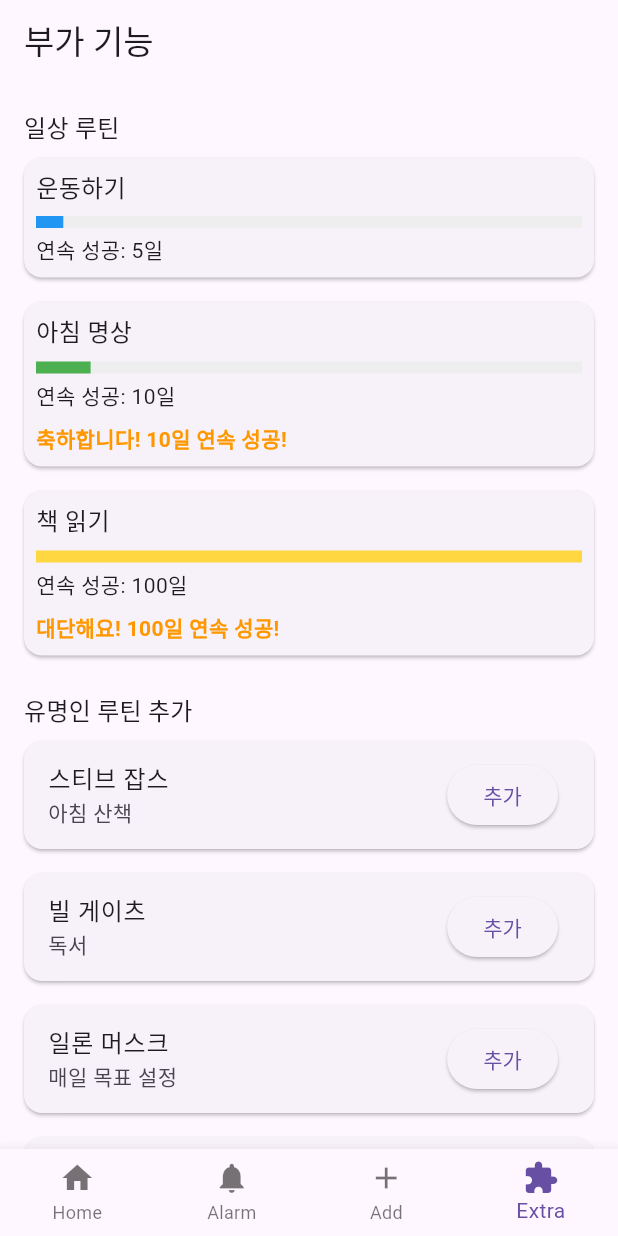
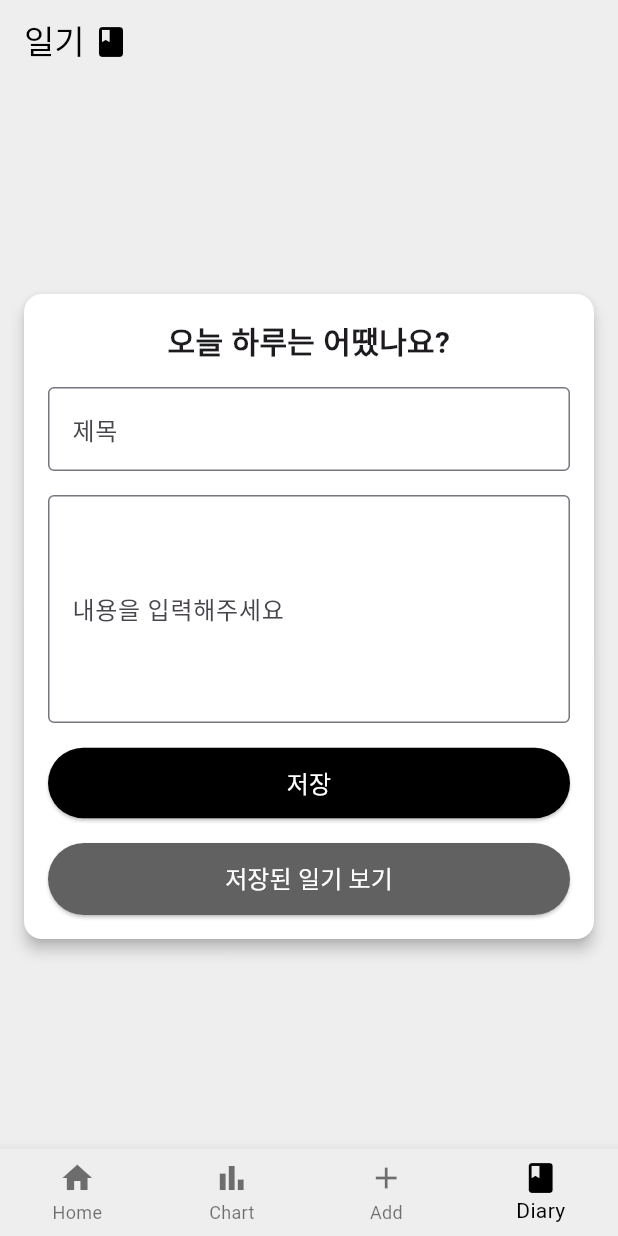
Before and after one commit to to-do-list-8/main, a Flutter app: the MainScreen screen opened directly, item 4 of the bottom bar chosen, on a phone screen of 412 x 824 dp. Run offline on Flutter 3.47's test engine with Material 3 defaults, Android fonts, the phone set to English and light mode, and no system bars; our stand-ins replace cloud_firestore, firebase_auth, firebase_core, lottie, table_calendar; accounts and stored records are empty; Roboto replaces fonts that are missing (CustomFont).

Commit message:
1. extra_screen.dart를 diary_screen.dart로 수정하고 일기를 작성하는 화면으로 변경 2. main_screen.dart에 일기 화면 import 추가하고 네비게이션바에서 색상 변경 3. saved_diaries.dart 파일 작성하고 저장된 일기를 보도록 설정

```diff
--- /dev/null
+++ b/lib/screens/diary_screen.dart
@@ -0,0 +1,140 @@
+import 'package:flutter/material.dart';
+import 'package:cloud_firestore/cloud_firestore.dart';
+import 'saved_diaries_screen.dart'; // 새로 생성한 화면의 경로
+
+class DiaryScreen extends StatefulWidget {
+  @override
+  _DiaryScreenState createState() => _DiaryScreenState();
+}
+
+class _DiaryScreenState extends State<DiaryScreen> {
+  final TextEditingController _titleController = TextEditingController();
+  final TextEditingController _contentController = TextEditingController();
+
+  final FirebaseFirestore _firestore = FirebaseFirestore.instance;
+
+  // Firestore에 새 일기 추가
+  Future<void> _addDiary() async {
+    if (_titleController.text.isNotEmpty && _contentController.text.isNotEmpty) {
+      try {
+        await _firestore.collection('diary').add({
+          'name': _titleController.text,
+          'text': _contentController.text,
+          'date': DateTime.now().toIso8601String(),
+        });
+        ScaffoldMessenger.of(context).showSnackBar(
+          SnackBar(content: Text('일기가 저장되었습니다!')),
+        );
+        _titleController.clear();
+        _contentController.clear();
+      } catch (e) {
+        ScaffoldMessenger.of(context).showSnackBar(
+          SnackBar(content: Text('저장 실패: $e')),
+        );
+      }
+    } else {
+      ScaffoldMessenger.of(context).showSnackBar(
+        SnackBar(content: Text('제목과 내용을 입력해주세요.')),
+      );
+    }
+  }
+
+  @override
+  Widget build(BuildContext context) {
+    return Scaffold(
+      backgroundColor: Colors.grey[200], // 화면 전체 배경을 회색으로 설정
+      appBar: AppBar(
+        backgroundColor: Colors.grey[200], // 상단바 배경색 회색으로 설정
+        elevation: 0, // 그림자 제거
+        title: Row(
+          children: [
+            Text(
+              '일기 ',
+              style: TextStyle(color: Colors.black), // 텍스트 색상 검정으로 설정
+            ),
+            Icon(Icons.book, color: Colors.black), // 아이콘 색상 검정으로 설정
+          ],
+        ),
+        centerTitle: true, // 제목 중앙 정렬
+      ),
+      body: Center(
+        child: SingleChildScrollView(
+          child: Card(
+            color: Colors.white,
+            margin: EdgeInsets.symmetric(horizontal: 16.0),
+            elevation: 4,
+            shape: RoundedRectangleBorder(
+              borderRadius: BorderRadius.circular(12),
+            ),
+            child: Padding(
+              padding: const EdgeInsets.all(16.0),
+              child: Column(
+                crossAxisAlignment: CrossAxisAlignment.stretch,
+                children: [
+                  Text(
+                    '오늘 하루는 어땠나요?',
+                    textAlign: TextAlign.center,
+                    style: TextStyle(
+                      fontSize: 20,
+                      fontWeight: FontWeight.bold,
+                    ),
+                  ),
+                  SizedBox(height: 16),
+                  TextField(
+                    controller: _titleController,
+                    decoration: InputDecoration(
+                      labelText: '제목',
+                      border: OutlineInputBorder(),
+                    ),
+                  ),
+                  SizedBox(height: 16),
+                  TextField(
+                    controller: _contentController,
+                    maxLines: 5,
+                    decoration: InputDecoration(
+                      labelText: '내용을 입력해주세요',
+                      border: OutlineInputBorder(),
+                    ),
+                  ),
+                  SizedBox(height: 16),
+                  ElevatedButton(
+                    onPressed: _addDiary,
+                    style: ElevatedButton.styleFrom(
+                      backgroundColor: Colors.black,
+                      padding: EdgeInsets.symmetric(vertical: 12),
+                    ),
+                    child: Text('저장',
+                        style: TextStyle(
+                            fontSize: 16,
+                            color: Colors.white)),
+                  ),
+                  SizedBox(height: 16),
+                  ElevatedButton(
+                    onPressed: () {
+                      // Navigator를 사용해 SavedDiariesScreen으로 이동
+                      Navigator.push(
+                        context,
+                        MaterialPageRoute(
+                          builder: (context) => SavedDiariesScreen(),
+                        ),
+                      );
+                    },
+                    style: ElevatedButton.styleFrom(
+                      backgroundColor: Colors.grey[700],
+                      padding: EdgeInsets.symmetric(vertical: 12),
+                    ),
+                    child: Text('저장된 일기 보기',
+                        style: TextStyle(
+                            fontSize: 16,
+                            color: Colors.white)),
+                  ),
+                ],
+              ),
+            ),
+          ),
+        ),
+      ),
+      //backgroundColor: Colors.grey[200],
+    );
+  }
+}
--- a/lib/screens/extra_screen.dart
+++ /dev/null
@@ -1,205 +0,0 @@
-import 'package:flutter/material.dart';
-
-class ExtraScreen extends StatelessWidget {
-  final List<String> dailyRoutines = ['운동하기', '아침 명상', '책 읽기'];
-  final Map<String, int> routineStreak = {'운동하기': 5, '아침 명상': 10, '책 읽기': 100};
-  final List<Map<String, String>> famousRoutines = [
-    {'name': '스티브 잡스', 'routine': '아침 산책'},
-    {'name': '빌 게이츠', 'routine': '독서'},
-    {'name': '일론 머스크', 'routine': '매일 목표 설정'},
-    {'name': '오프라 윈프리', 'routine': '명상'},
-  ];
-
-  void _addFamousRoutine(BuildContext context, String routine) {
-    showDialog(
-      context: context,
-      builder: (context) {
-        return AlertDialog(
-          title: Text('루틴 추가'),
-          content: Text('\'$routine\'을(를) 내 루틴에 추가하시겠습니까?'),
-          actions: [
-            TextButton(
-              onPressed: () => Navigator.pop(context),
-              child: Text('취소'),
-            ),
-            TextButton(
-              onPressed: () {
-                Navigator.pop(context);
-                ScaffoldMessenger.of(context).showSnackBar(
-                  SnackBar(content: Text('\'$routine\'이(가) 추가되었습니다!')),
-                );
-              },
-              child: Text('추가'),
-            ),
-          ],
-        );
-      },
-    );
-  }
-
-  void _writeDiary(BuildContext context) {
-    showDialog(
-      context: context,
-      builder: (context) {
-        TextEditingController diaryController = TextEditingController();
-        return AlertDialog(
-          title: Text('일기 쓰기'),
-          content: TextField(
-            controller: diaryController,
-            maxLines: 5,
-            decoration: InputDecoration(
-              border: OutlineInputBorder(),
-              hintText: '오늘의 일기를 작성하세요...',
-            ),
-          ),
-          actions: [
-            TextButton(
-              onPressed: () => Navigator.pop(context),
-              child: Text('취소'),
-            ),
-            TextButton(
-              onPressed: () {
-                Navigator.pop(context);
-                ScaffoldMessenger.of(context).showSnackBar(
-                  SnackBar(content: Text('일기가 저장되었습니다!')),
-                );
-              },
-              child: Text('저장'),
-            ),
-          ],
-        );
-      },
-    );
-  }
-
-  Color _getProgressColor(int streak) {
-    if (streak >= 100) {
-      return Colors.amberAccent;
-    } else if (streak >= 10) {
-      return Colors.green;
-    } else {
-      return Colors.blue;
-    }
-  }
-
-  String? _getCongratulatoryMessage(int streak) {
-    if (streak == 10) {
-      return '축하합니다! 10일 연속 성공!';
-    } else if (streak == 100) {
-      return '대단해요! 100일 연속 성공!';
-    }
-    return null;
-  }
-
-  @override
-  Widget build(BuildContext context) {
-    return Scaffold(
-      appBar: AppBar(
-        title: Text('부가 기능'),
-      ),
-      body: SingleChildScrollView(
-        child: Padding(
-          padding: const EdgeInsets.all(16.0),
-          child: Column(
-            crossAxisAlignment: CrossAxisAlignment.start,
-            children: [
-              // 일상 루틴 섹션
-              Text(
-                '일상 루틴',
-                style: Theme.of(context).textTheme.titleMedium,
-              ),
-              ...dailyRoutines.map((routine) {
-                int streak = routineStreak[routine] ?? 0;
-                double progress = streak / 100; // 최대 100일 기준 진행도 계산
-                String? message = _getCongratulatoryMessage(streak);
-
-                return Card(
-                  margin: EdgeInsets.symmetric(vertical: 8),
-                  child: Padding(
-                    padding: const EdgeInsets.all(8.0),
-                    child: Column(
-                      crossAxisAlignment: CrossAxisAlignment.start,
-                      children: [
-                        Text(routine, style: TextStyle(fontSize: 16)),
-                        SizedBox(height: 8),
-                        LinearProgressIndicator(
-                          value: progress > 1.0 ? 1.0 : progress,
-                          backgroundColor: Colors.grey[200],
-                          color: _getProgressColor(streak),
-                          minHeight: 8,
-                        ),
-                        SizedBox(height: 4),
-                        Text('연속 성공: $streak일'),
-                        if (message != null) ...[
-                          SizedBox(height: 8),
-                          Text(
-                            message,
-                            style: TextStyle(
-                              color: Colors.orange,
-                              fontWeight: FontWeight.bold,
-                            ),
-                          ),
-                        ],
-                      ],
-                    ),
-                  ),
-                );
-              }).toList(),
-              SizedBox(height: 16),
-
-              // 유명인 루틴 추가 섹션
-              Text(
-                '유명인 루틴 추가',
-                style: Theme.of(context).textTheme.titleMedium,
-              ),
-              ...famousRoutines.map((routine) {
-                return Card(
-                  margin: EdgeInsets.symmetric(vertical: 8),
-                  child: ListTile(
-                    title: Text('${routine['name']}'),
-                    subtitle: Text('${routine['routine']}'),
-                    trailing: ElevatedButton(
-                      onPressed: () =>
-                          _addFamousRoutine(context, routine['routine']!),
-                      child: Text('추가'),
-                    ),
-                  ),
-                );
-              }).toList(),
-              SizedBox(height: 16),
-
-              // 일기 기능 섹션
-              Text(
-                '일기',
-                style: Theme.of(context).textTheme.titleMedium,
-              ),
-              Card(
-                margin: EdgeInsets.symmetric(vertical: 8),
-                child: ListTile(
-                  title: Text('일기를 작성하세요'),
-                  trailing: ElevatedButton(
-                    onPressed: () => _writeDiary(context),
-                    child: Text('쓰기'),
-                  ),
-                ),
-              ),
-              Text(
-                '저장된 일기',
-                style: Theme.of(context).textTheme.bodyMedium,
-              ),
-              ...['2024/11/27: 눈이 왔다 ☃️', '2024/11/26: 날씨가 추워졌다.']
-                  .map((diary) {
-                return Card(
-                  margin: EdgeInsets.symmetric(vertical: 4),
-                  child: ListTile(
-                    title: Text(diary),
-                  ),
-                );
-              }).toList(),
-            ],
-          ),
-        ),
-      ),
-    );
-  }
-}
--- a/lib/screens/main_screen.dart
+++ b/lib/screens/main_screen.dart
@@ -2,9 +2,7 @@ import 'package:flutter/material.dart';
 import 'home_screen.dart';
 import 'alarm_screen.dart';
 import 'add_screen.dart';
-import 'extra_screen.dart'; // 부가 기능 화면 추가
-
-
+import 'diary_screen.dart';
 
 class MainScreen extends StatefulWidget {
   @override
@@ -18,7 +16,7 @@ class _MainScreenState extends State<MainScreen> {
     HomeScreen(),
     AlarmScreen(),
     AddScreen(),
-    ExtraScreen(), // 부가 기능 화면 추가
+    DiaryScreen(),
   ];
 
   void _onTabTapped(int index) {
@@ -32,25 +30,28 @@ class _MainScreenState extends State<MainScreen> {
     return Scaffold(
       body: _screens[_currentIndex],
       bottomNavigationBar: BottomNavigationBar(
+        backgroundColor: Colors.grey[200], // 네비게이션 바 배경색 설정
         currentIndex: _currentIndex,
         onTap: _onTabTapped,
         type: BottomNavigationBarType.fixed,
+        selectedItemColor: Colors.black, // 선택된 아이콘 색상: 검은색
+        unselectedItemColor: Colors.black54, // 선택되지 않은 아이콘 색상: 흰색
         items: [
           BottomNavigationBarItem(
             icon: Icon(Icons.home),
             label: 'Home',
           ),
           BottomNavigationBarItem(
-            icon: Icon(Icons.notifications),
-            label: 'Alarm',
+            icon: Icon(Icons.bar_chart),
+            label: 'Chart',
           ),
           BottomNavigationBarItem(
             icon: Icon(Icons.add),
             label: 'Add',
           ),
           BottomNavigationBarItem(
-            icon: Icon(Icons.extension), // 부가 기능 아이콘
-            label: 'Extra',
+            icon: Icon(Icons.book),
+            label: 'Diary',
           ),
         ],
       ),
--- a/pubspec.yaml
+++ b/pubspec.yaml
@@ -16,6 +16,7 @@ dependencies:
   firebase_auth: ^5.3.3
   lottie: ^2.7.0
   firebase_core: ^3.8.0
+  cloud_firestore: ^5.5.0
 
 dev_dependencies:
   flutter_test:
```
Also changed, not shown: lib/screens/saved_diaries_screen.dart (added, +136 -0 lines), pubspec.lock.
